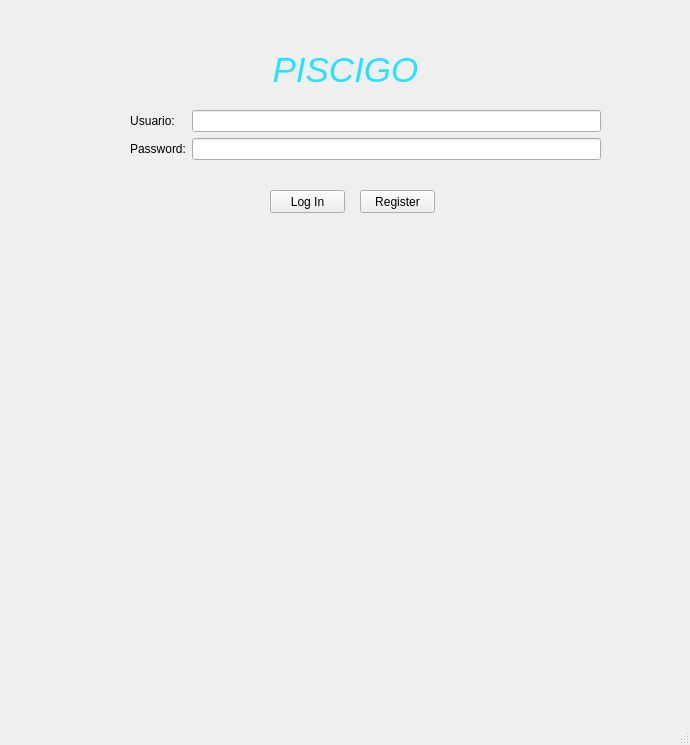
Before: the Qt Designer form PantallaInicial.ui in acarreteroc99/PisciGo, drawn with Qt 5.
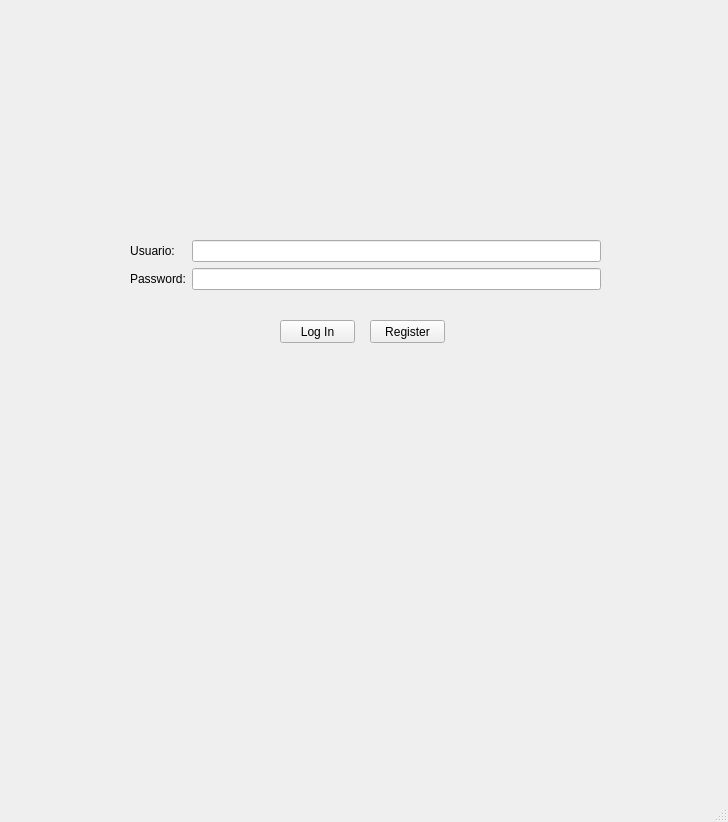
After: the same form once the commit is applied. Icons and pictures are not drawn.

```diff
--- a/PantallaInicial.ui
+++ b/PantallaInicial.ui
@@ -6,41 +6,19 @@
    <rect>
     <x>0</x>
     <y>0</y>
-    <width>690</width>
-    <height>745</height>
+    <width>728</width>
+    <height>822</height>
    </rect>
   </property>
   <property name="windowTitle">
    <string>MainWindow</string>
   </property>
   <widget class="QWidget" name="centralwidget">
-   <widget class="QLabel" name="label">
-    <property name="geometry">
-     <rect>
-      <x>210</x>
-      <y>40</y>
-      <width>271</width>
-      <height>61</height>
-     </rect>
-    </property>
-    <property name="text">
-     <string>&lt;html&gt;&lt;head/&gt;&lt;body&gt;&lt;p align=&quot;center&quot;&gt;&lt;span style=&quot; font-size:26pt; font-style:italic; color:#26e2ff;&quot;&gt;PISCIGO&lt;/span&gt;&lt;/p&gt;&lt;/body&gt;&lt;/html&gt;</string>
-    </property>
-    <property name="textFormat">
-     <enum>Qt::RichText</enum>
-    </property>
-    <property name="scaledContents">
-     <bool>true</bool>
-    </property>
-    <property name="alignment">
-     <set>Qt::AlignCenter</set>
-    </property>
-   </widget>
    <widget class="QWidget" name="formLayoutWidget">
     <property name="geometry">
      <rect>
       <x>130</x>
-      <y>110</y>
+      <y>240</y>
       <width>471</width>
       <height>71</height>
      </rect>
@@ -78,8 +56,8 @@
    <widget class="QPushButton" name="pushButton">
     <property name="geometry">
      <rect>
-      <x>270</x>
-      <y>190</y>
+      <x>280</x>
+      <y>320</y>
       <width>75</width>
       <height>23</height>
      </rect>
@@ -91,8 +69,8 @@
    <widget class="QPushButton" name="pushButton_2">
     <property name="geometry">
      <rect>
-      <x>360</x>
-      <y>190</y>
+      <x>370</x>
+      <y>320</y>
       <width>75</width>
       <height>23</height>
      </rect>
@@ -104,14 +82,27 @@
    <widget class="QLabel" name="label_3">
     <property name="geometry">
      <rect>
-      <x>100</x>
-      <y>230</y>
-      <width>500</width>
-      <height>375</height>
+      <x>120</x>
+      <y>370</y>
+      <width>501</width>
+      <height>361</height>
      </rect>
     </property>
     <property name="text">
-     <string>&lt;html&gt;&lt;head/&gt;&lt;body&gt;&lt;p&gt;&lt;img src=&quot;:/Test/C:/Users/Mi Pc/Downloads/piscinacomunitaria.jpg&quot;/&gt;&lt;/p&gt;&lt;/body&gt;&lt;/html&gt;</string>
+     <string>&lt;html&gt;&lt;head/&gt;&lt;body&gt;&lt;p&gt;&lt;img src=&quot;:/Piscina/piscinacomunitaria.jpg&quot;/&gt;&lt;/p&gt;&lt;/body&gt;&lt;/html&gt;</string>
+    </property>
+   </widget>
+   <widget class="QLabel" name="label_4">
+    <property name="geometry">
+     <rect>
+      <x>260</x>
+      <y>30</y>
+      <width>201</width>
+      <height>201</height>
+     </rect>
+    </property>
+    <property name="text">
+     <string>&lt;html&gt;&lt;head/&gt;&lt;body&gt;&lt;p&gt;&lt;img src=&quot;:/Logo/Logo.png&quot; width=&quot;200&quot; height=&quot;200&quot;/&gt;&lt;/p&gt;&lt;/body&gt;&lt;/html&gt;</string>
     </property>
    </widget>
   </widget>
```
Left out of the diff: 4 changed lines with no effect on the pictures.
